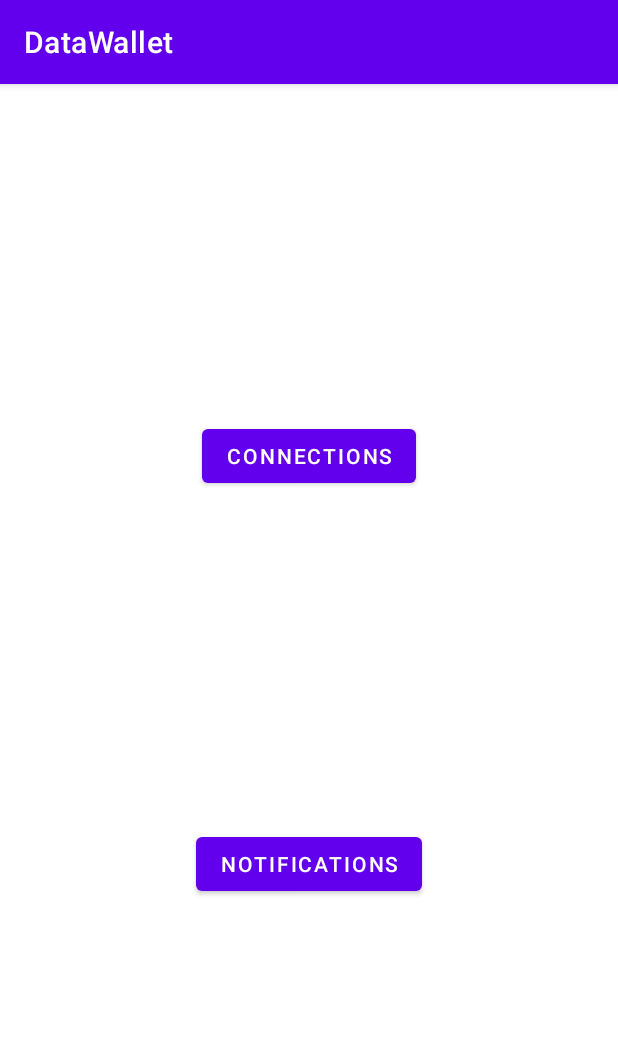
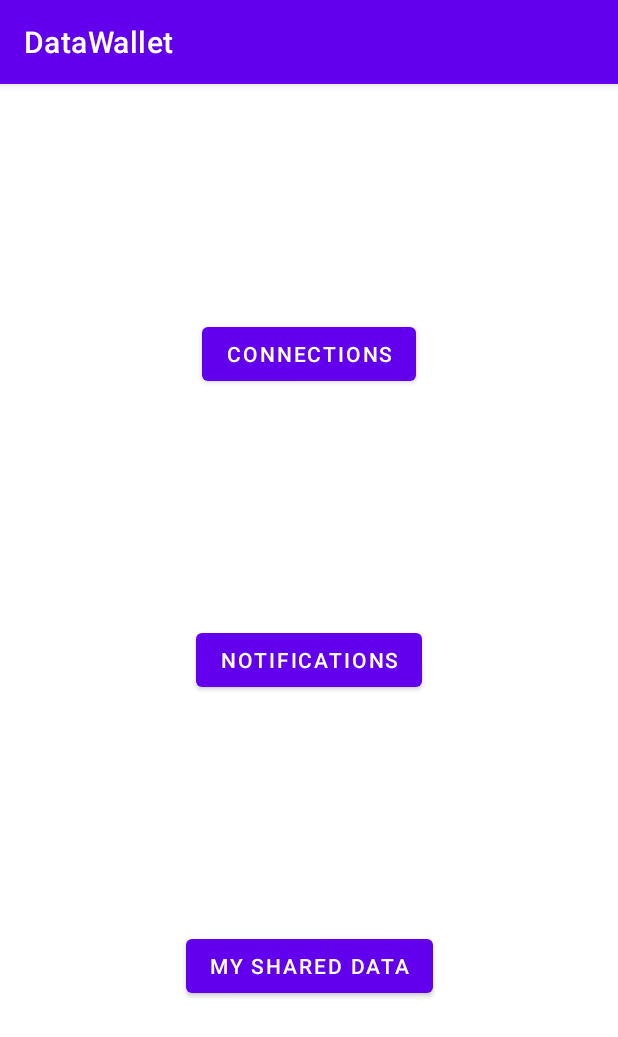
Before and after one commit to decentralised-dataexchange/ama-android-sdk, an Android app: the screen it shows after launch (MainActivity), on a phone screen of 412 x 824 dp. Shown: the top 1037 px of the screen. Run offline under Robolectric (Android 15) with nearby library versions, the phone set to English and light mode, and no system bars; network calls fail.

Commit message:
Add #7 sample added

```diff
--- a/app/src/main/java/io/igrant/datawallet/MainActivity.kt
+++ b/app/src/main/java/io/igrant/datawallet/MainActivity.kt
@@ -14,6 +14,7 @@ class MainActivity : AppCompatActivity() {
 
         val wallet = findViewById<Button>(R.id.wallet)
         val connections = findViewById<Button>(R.id.btConnections)
+        val mySharedHistory = findViewById<Button>(R.id.btMySharedHistory)
         val btNotifications = findViewById<Button>(R.id.btNotifications)
 
         wallet.visibility = View.GONE
@@ -51,6 +52,10 @@ class MainActivity : AppCompatActivity() {
             DataWallet.showConnections(this)
         }
 
+        mySharedHistory.setOnClickListener {
+            DataWallet.showMySharedData(this)
+        }
+
         btNotifications.setOnClickListener {
             DataWallet.showNotifications(this)
         }
--- a/app/src/main/res/layout/activity_main.xml
+++ b/app/src/main/res/layout/activity_main.xml
@@ -31,9 +31,19 @@
         android:layout_width="wrap_content"
         android:layout_height="wrap_content"
         android:text="Notifications"
-        app:layout_constraintBottom_toBottomOf="parent"
+        app:layout_constraintBottom_toTopOf="@+id/btMySharedHistory"
         app:layout_constraintLeft_toLeftOf="parent"
         app:layout_constraintRight_toRightOf="parent"
         app:layout_constraintTop_toBottomOf="@+id/btConnections" />
 
+    <Button
+        android:id="@+id/btMySharedHistory"
+        android:layout_width="wrap_content"
+        android:layout_height="wrap_content"
+        android:text="My Shared Data"
+        app:layout_constraintBottom_toBottomOf="parent"
+        app:layout_constraintLeft_toLeftOf="parent"
+        app:layout_constraintRight_toRightOf="parent"
+        app:layout_constraintTop_toBottomOf="@+id/btNotifications" />
+
 </androidx.constraintlayout.widget.ConstraintLayout>
```
